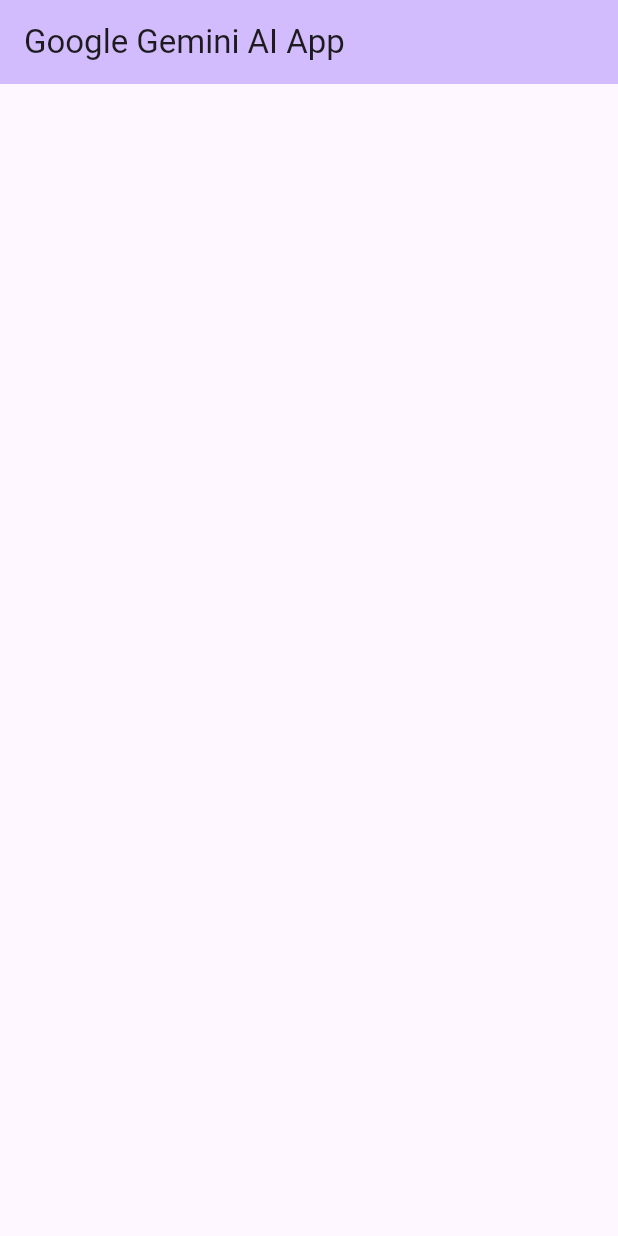
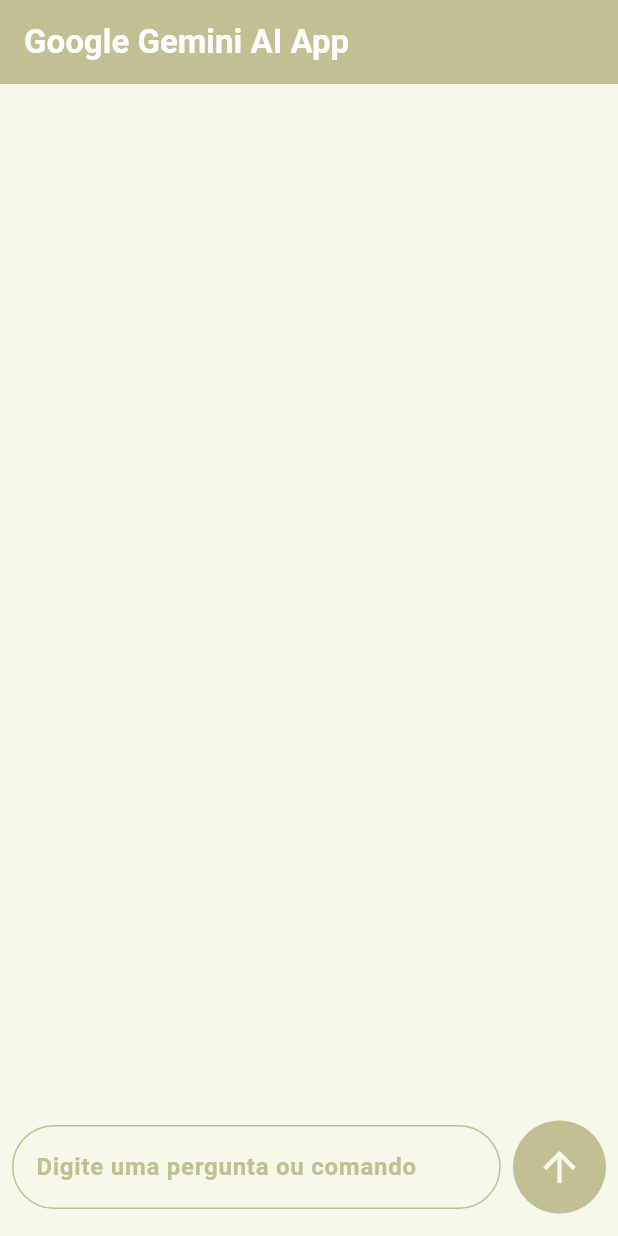
Before and after one commit to Nadilson-IFPE/nad_gemini_ai_chat, a Flutter app: the screen it shows after launch, on a phone screen of 412 x 824 dp. Run offline on Flutter 3.47's test engine with Material 3 defaults, Android fonts, the light colour scheme and no system bars; our stand-ins replace envied.

Commit message:
Debug banner removed; appbar, TextFormField and background colors modified

```diff
--- a/lib/features/view/home_page.dart
+++ b/lib/features/view/home_page.dart
@@ -1,4 +1,6 @@
 import 'package:flutter/material.dart';
+import 'package:flutter/rendering.dart';
+import 'package:flutter/widgets.dart';
 import 'package:nad_gemini_ai_chat/features/config/env.dart';
 
 class HomePage extends StatefulWidget {
@@ -11,23 +13,85 @@
 }
 
 class _HomePageState extends State<HomePage> {
+  final TextEditingController _msgEditingController = TextEditingController();
   @override
   Widget build(BuildContext context) {
     return Scaffold(
+      backgroundColor: Color.fromARGB(255, 245, 249, 233),
       appBar: AppBar(
-        backgroundColor: Theme.of(context).colorScheme.inversePrimary,
-        title: Text(widget.title),
+        backgroundColor: Color.fromARGB(255, 194, 192, 147),
+        title: Text(
+          widget.title,
+          style: const TextStyle(
+            color: Colors.white,
+            fontWeight: FontWeight.bold,
+          ),
+        ),
       ),
-      body: const Column(
-        mainAxisAlignment: MainAxisAlignment.center,
+      body: Column(
+        mainAxisAlignment: MainAxisAlignment.end,
+        // Apenas para fins de testes do arquivo ".env"
+        // For testing purposes of the ".env" file only
+        //children: [
+        //  Center(
+        //child: Text(
+        //  "GOOGLE_GEMINI_AI_API_KEY: ${Env.apiKey}",
+        //),
+        //      ),
+        //],
         children: [
-          Center(
-              // Apenas para fins de testes do arquivo ".env"
-              // For testing purposes of the ".env" file only
-              //child: Text(
-              //  "GOOGLE_GEMINI_AI_API_KEY: ${Env.apiKey}",
-              //),
-              ),
+          Padding(
+            padding: const EdgeInsets.symmetric(horizontal: 8.0, vertical: 15),
+            child: Row(
+              children: [
+                Expanded(
+                  flex: 40,
+                  child: TextFormField(
+                    maxLines: null,
+                    controller: _msgEditingController,
+                    decoration: InputDecoration(
+                      floatingLabelStyle: const TextStyle(
+                          color: Color.fromARGB(255, 194, 192, 147)),
+                      enabledBorder: OutlineInputBorder(
+                        borderRadius: BorderRadius.circular(50),
+                        borderSide: const BorderSide(
+                          color: Color.fromARGB(255, 194, 192, 147),
+                        ),
+                      ),
+                      focusedBorder: OutlineInputBorder(
+                        borderRadius: BorderRadius.circular(50),
+                        borderSide: const BorderSide(
+                          color: Color.fromARGB(255, 194, 192, 147),
+                        ),
+                      ),
+                      label: const Text(
+                        "Digite uma pergunta ou comando",
+                        style: TextStyle(
+                            fontWeight: FontWeight.bold,
+                            color: Color.fromARGB(255, 194, 192, 147)),
+                      ),
+                    ),
+                  ),
+                ),
+                const Spacer(),
+                IconButton(
+                  padding: const EdgeInsets.all(15),
+                  iconSize: 32,
+                  style: ButtonStyle(
+                    backgroundColor: MaterialStateProperty.all(
+                        const Color.fromARGB(255, 194, 192, 147)),
+                    foregroundColor: MaterialStateProperty.all(
+                        const Color.fromARGB(255, 245, 249, 233)),
+                    shape: MaterialStateProperty.all(
+                      const CircleBorder(),
+                    ),
+                  ),
+                  onPressed: () {},
+                  icon: const Icon(Icons.arrow_upward_sharp),
+                ),
+              ],
+            ),
+          ),
         ],
       ),
     );
--- a/lib/my_app.dart
+++ b/lib/my_app.dart
@@ -6,7 +6,10 @@
 
   @override
   Widget build(BuildContext context) {
+    //  double screenWidth = MediaQuery.of(context).size.width;
+    //  double screenHeight = MediaQuery.of(context).size.height;
     return MaterialApp(
+      debugShowCheckedModeBanner: false,
       title: 'Google Gemini AI App',
       theme: ThemeData(
         colorScheme: ColorScheme.fromSeed(seedColor: Colors.deepPurple),
```
